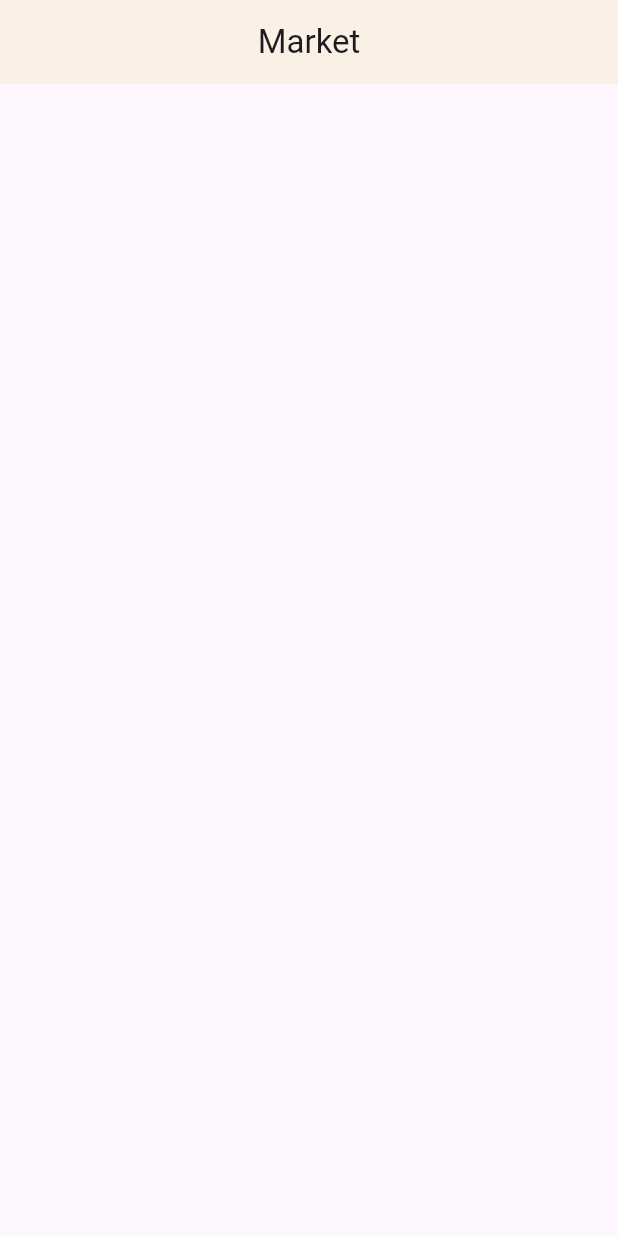
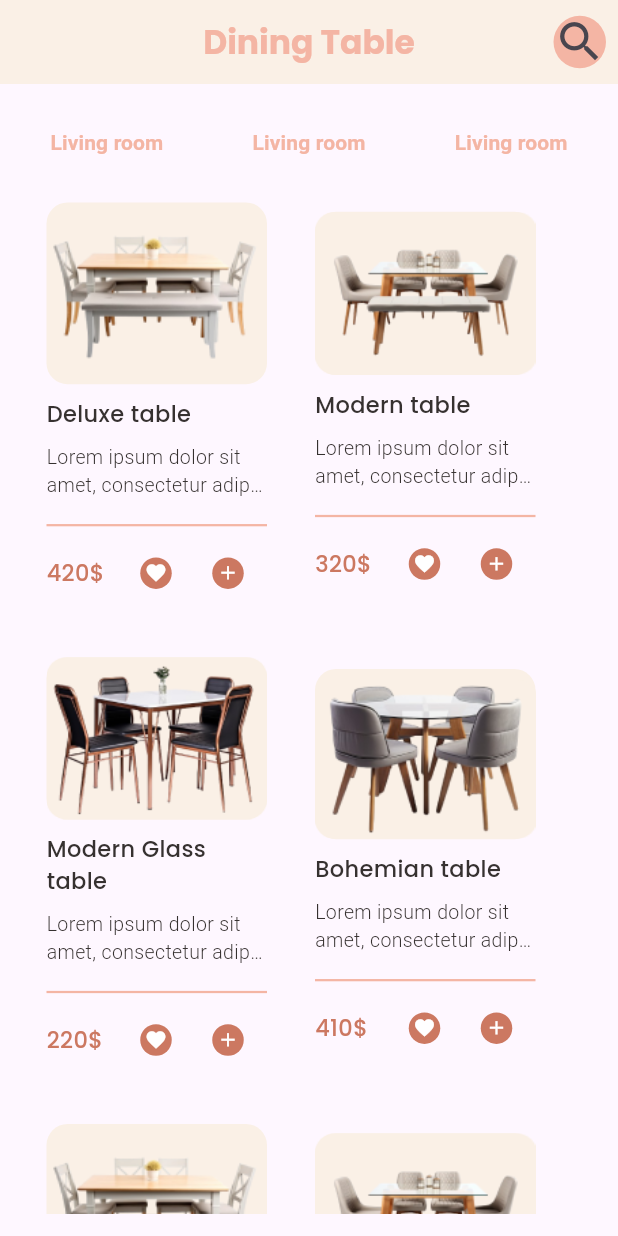
Before and after one commit to MayaGhajghouj/Market, a Flutter app: the screen it shows after launch, on a phone screen of 412 x 824 dp. Run offline on Flutter 3.47's test engine with Material 3 defaults, Android fonts, the phone set to English and light mode, and no system bars; Roboto replaces fonts that are missing (League Spartan).

Commit message:
building the first page is done

```diff
--- a/lib/pages/home_page.dart
+++ b/lib/pages/home_page.dart
@@ -1,5 +1,8 @@
 import 'package:flutter/material.dart';
-import 'package:mmarket_interfaces/constants/colors.dart';
+import 'package:mmarket_interfaces/widgets/product_item.dart';
+
+import '../constants/colors.dart';
+
 
 class HomePage extends StatelessWidget {
   const HomePage({super.key});
@@ -10,12 +13,156 @@ class HomePage extends StatelessWidget {
       appBar: AppBar(
         centerTitle: true,
         title: Text(
-          'Market',
+          'Dining Table',
           style: TextStyle(
-            fontFamily: '',
+            fontFamily: 'Poppins',
+            color: salmon,
+            fontWeight: FontWeight.bold,
+
           ),
         ),
+        actions: [
+          Padding(
+            padding: const EdgeInsets.all(8.0),
+            child: Container(
+              decoration: BoxDecoration(
+                color: salmon,
+                borderRadius: BorderRadius.all(
+                  Radius.circular(20.0),),
+              ),
+
+                child: Icon(
+                    Icons.search,
+                  size: 35,
+
+                )),
+          ),
+        ],
         backgroundColor: Beige,
+      ),
+      body: Padding(
+        padding: const EdgeInsets.all(15.0),
+        child: SingleChildScrollView(
+          child: Column(
+          children: [
+              Row(
+                mainAxisAlignment: MainAxisAlignment.spaceAround,
+          // font-family: League Spartan;
+          //     font-size: 16.24px;
+          //     font-weight: 400;
+          // line-height: 14.94px;
+          //     text-align: center;
+              children: [
+                TextButton(
+                    onPressed: (){
+
+                    },
+                    child: const Text('Living room',
+                    style: TextStyle(
+                      color: salmon,
+                      fontFamily: 'League Spartan',
+                      fontWeight: FontWeight.bold,
+                    ),
+                      textAlign: TextAlign.center,
+                    ),
+                ),
+                SizedBox(width: 9,),
+                TextButton(
+                  onPressed: (){
+
+                  },
+                  child: const Text('Living room',
+                    style: TextStyle(
+                      color: salmon,
+                      fontFamily: 'League Spartan',
+                      fontWeight: FontWeight.bold,
+                    ),
+                    textAlign: TextAlign.center,
+                  ),
+                ),
+                SizedBox(width: 9,),
+                TextButton(
+                  onPressed: (){
+
+                  },
+                  child: const Text('Living room',
+                    style: TextStyle(
+                      color: salmon,
+                      fontFamily: 'League Spartan',
+                      fontWeight: FontWeight.bold,
+                    ),
+                    textAlign: TextAlign.center,
+                  ),
+                ),
+              ],
+              ),
+              Row(
+           children: [
+             ProductItem(
+               PicPath:'assets/images/Topleft.png',
+               Title: 'Deluxe table',
+               Description: 'Lorem ipsum dolor sit amet, consectetur adipiscing elit',
+               Price: 420,
+             ),
+             ProductItem(
+               PicPath:'assets/images/Topright.png',
+               Title: 'Modern table',
+               Description: 'Lorem ipsum dolor sit amet, consectetur adipiscing elit',
+               Price: 320,
+             ),
+           ],
+            ),
+              Row(
+              children: [
+                ProductItem(
+                  PicPath:'assets/images/Downleft.png',
+                  Title: 'Modern Glass table',
+                  Description: 'Lorem ipsum dolor sit amet, consectetur adipiscing elit',
+                  Price: 220,
+                ),
+                ProductItem(
+                  PicPath:'assets/images/Downright.png',
+                  Title: 'Bohemian table',
+                  Description: 'Lorem ipsum dolor sit amet, consectetur adipiscing elit',
+                  Price: 410,
+                ),
+              ],
+            ),
+            Row(
+              children: [
+                ProductItem(
+                  PicPath:'assets/images/Topleft.png',
+                  Title: 'Deluxe table',
+                  Description: 'Lorem ipsum dolor sit amet, consectetur adipiscing elit',
+                  Price: 420,
+                ),
+                ProductItem(
+                  PicPath:'assets/images/Topright.png',
+                  Title: 'Modern table',
+                  Description: 'Lorem ipsum dolor sit amet, consectetur adipiscing elit',
+                  Price: 320,
+                ),
+              ],
+            ),
+            Row(
+              children: [
+                ProductItem(
+                  PicPath:'assets/images/Downleft.png',
+                  Title: 'Modern Glass table',
+                  Description: 'Lorem ipsum dolor sit amet, consectetur adipiscing elit',
+                  Price: 220,
+                ),
+                ProductItem(
+                  PicPath:'assets/images/Downright.png',
+                  Title: 'Bohemian table',
+                  Description: 'Lorem ipsum dolor sit amet, consectetur adipiscing elit',
+                  Price: 410,
+                ),
+              ],
+            ),
+            ],
+          ),
+        ),
       ),
     );
   }
--- /dev/null
+++ b/lib/widgets/product_item.dart
@@ -0,0 +1,146 @@
+import 'package:flutter/cupertino.dart';
+import 'package:flutter/material.dart';
+
+import '../constants/colors.dart';
+
+Widget ProductItem ({
+required String PicPath ,//picture
+required String Title,// title
+required String Description,// short description
+required int Price,//price
+// onpress for favourit
+// onpress for add item to card
+})
+{
+  return Padding(
+    padding: const EdgeInsets.all(8.0),
+    child: Expanded(
+      child: Container( // the frame contain the product
+        padding: const EdgeInsets.all(8.0),
+        width: 163,
+        //  height: 219,
+        decoration:  BoxDecoration(
+          //color: brown_rosy,
+          borderRadius: BorderRadius.all(
+            Radius.circular(14.0),
+          ),
+        ),
+        child: Column(
+          crossAxisAlignment: CrossAxisAlignment.start,
+          //  mainAxisSize: MainAxisSize.max,
+          children: [
+            Container(
+              //margin: EdgeInsets.only(top: 24.5,left: 163,),
+              width: 163,
+              decoration:   const BoxDecoration(
+                color: Beige,
+                borderRadius: BorderRadius.all(Radius.circular(14.0),),
+              ),
+              child:  Image(
+                image:AssetImage(
+                  PicPath,),
+              ),
+            ),
+            const SizedBox(height: 9,),
+             Text(Title,
+              style: const TextStyle(
+                //  font-family: Poppins;
+                // font-size: 15px;
+                // font-weight: 500;
+                // line-height: 22.5px;
+                // text-align: left;
+                // color: #4B4544;
+                fontFamily:'Poppins',
+                fontSize: 15,
+                fontWeight: FontWeight.w500,
+                color: Black,
+              ),
+            ),
+            const SizedBox(height: 9,),
+             Text(Description,
+              style: const TextStyle(
+                fontFamily:'League Spartan',
+                fontSize: 13,
+                fontWeight: FontWeight.w300,
+                color: Black,
+              ),
+              maxLines: 2,
+              overflow: TextOverflow.ellipsis,
+            ),
+            const SizedBox(height: 9,),
+            const Divider(
+              color: salmon,
+              thickness: 1.5,
+            ),
+            Container(
+              width: 163,
+              child: Row(
+                children: [
+                   Expanded(
+                    child: Text('$Price\$',
+                      style: const TextStyle(
+                        //styleName: Subtitle;
+                        //   font-family: Poppins;
+                        // font-size: 15px;
+                        // font-weight: 500;
+                        // line-height: 22.5px;
+                        // text-align: right;
+                        // color: #CC7861;
+                        fontFamily:'Poppins',
+                        fontSize: 15,
+                        fontWeight: FontWeight.w500,
+                        color: Terracotta,
+                      ),
+                    ),
+                  ),
+                  Expanded(
+                    flex: 2,
+                    child: Row(
+                      mainAxisAlignment: MainAxisAlignment.start,
+                      children: [
+                        IconButton(onPressed: (){},
+                          icon: Container(
+                            decoration: const BoxDecoration(
+                              shape: BoxShape.circle,
+                              color: Terracotta,
+                            ),
+                            child: const Padding(
+                              padding: EdgeInsets.all(3.0),
+                              child: Icon(
+                                Icons.favorite,
+                                size: 15,
+                                color: Colors.white,
+                              ),
+                            ),
+                          ),
+                        ),
+                        IconButton(onPressed: (){},
+                          icon: Container(
+                            decoration: const BoxDecoration(
+                              shape: BoxShape.circle,
+                              color: Terracotta,
+                            ),
+                            child: const Padding(
+                              padding: EdgeInsets.all(3.0),
+                              child: Icon(
+                                Icons.add,
+                                size: 15,
+                                color: Colors.white,
+                              ),
+                            ),
+                          ),
+                        ),
+                      ],
+                    ),
+                  ),
+
+                ],
+              ),
+            ),
+          ],
+        ),
+      ),
+    ),
+  );
+
+}
--- a/pubspec.yaml
+++ b/pubspec.yaml
@@ -54,6 +54,7 @@ dev_dependencies:
 flutter:
   assets:
     - assets/fonts/
+    - assets/images/
   fonts:
       - family: LeagueSpartan
         fonts:
```
Also changed, not shown: assets/images/Downleft.png (added), assets/images/Downright.png (added), assets/images/Topleft.png (added), assets/images/Topright.png (added), assets/images/openproduct.png (added), 1 other file.
